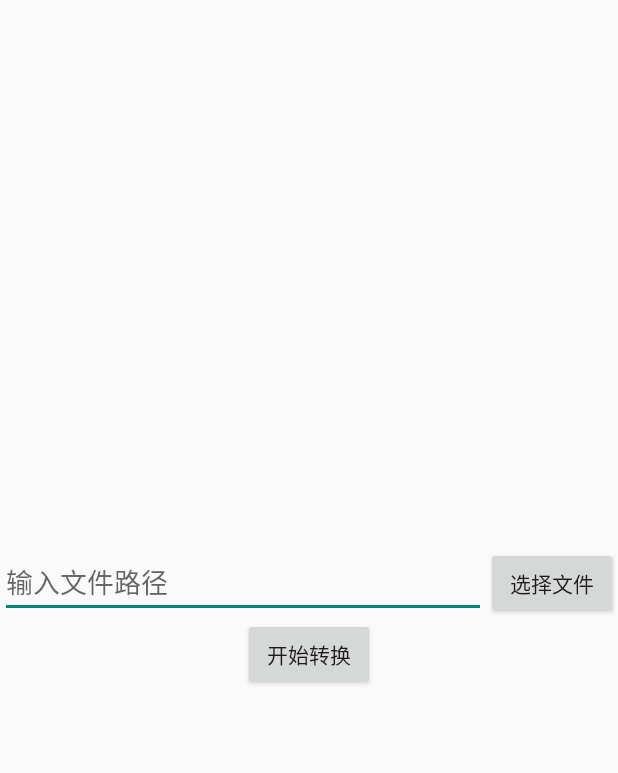
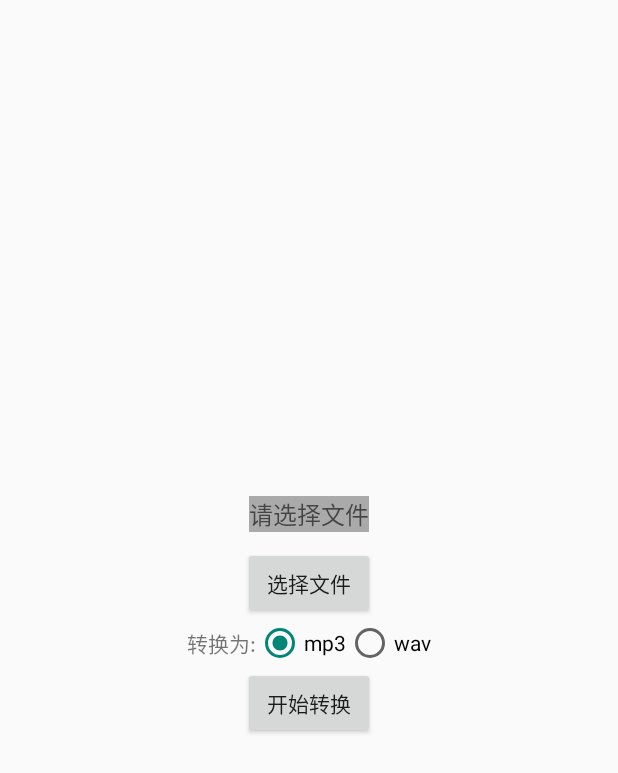
Before and after one commit to xxinPro/SilkDecoder, an Android app: the screen it shows after launch (MainActivity), after a tap on "开始转换", on a phone screen of 412 x 824 dp. Shown: the top 773 px of the screen. Run offline under Robolectric (Android 15) with nearby library versions, the phone set to English and light mode, and no system bars; libraries missing offline, so code that uses them is left out: xyz.xxin.fileselector.

Commit message:
优化代码，添加silk转pcm

```diff
--- a/app/src/main/java/xyz/xxin/silkdecodertest/MainActivity.java
+++ b/app/src/main/java/xyz/xxin/silkdecodertest/MainActivity.java
@@ -1,14 +1,14 @@
 package xyz.xxin.silkdecodertest;
-
-import androidx.appcompat.app.AppCompatActivity;
 
 import android.os.Bundle;
 import android.text.TextUtils;
-import android.util.Log;
 import android.view.View;
 import android.widget.Button;
-import android.widget.EditText;
+import android.widget.RadioGroup;
+import android.widget.TextView;
 import android.widget.Toast;
+
+import androidx.appcompat.app.AppCompatActivity;
 
 import java.io.File;
 import java.util.List;
@@ -22,7 +22,8 @@ import xyz.xxin.silkdecoder.DecodeNative;
 public class MainActivity extends AppCompatActivity {
     private Button start;
     private Button select_file;
-    private EditText edit_text;
+    private TextView file_path;
+    private RadioGroup target_format;
 
     @Override
     protected void onCreate(Bundle savedInstanceState) {
@@ -37,18 +38,27 @@ public class MainActivity extends AppCompatActivity {
         start.setOnClickListener(new View.OnClickListener() {
             @Override
             public void onClick(View view) {
-                String silkFilePath = edit_text.getText().toString();
-                if (TextUtils.isEmpty(silkFilePath))
+                String silkFilePath = file_path.getText().toString();
+                if (TextUtils.isEmpty(silkFilePath)) {
+                    Toast.makeText(MainActivity.this, "请先选择文件", Toast.LENGTH_SHORT).show();
                     return;
+                }
 
                 File silkFile = new File(silkFilePath);
 
-                String pcmFilePath = silkFile.getParentFile().getAbsolutePath() + "/" + getFileName(silkFile) + "_temp.pcm";
+                String pcmFilePath = silkFile.getParentFile().getAbsolutePath() + "/" + getFileName(silkFile) + ".pcm";
                 String mp3FilePath = silkFile.getParentFile().getAbsolutePath() + "/" + getFileName(silkFile) + ".mp3";
                 String wavFilePath = silkFile.getParentFile().getAbsolutePath() + "/" + getFileName(silkFile) + ".wav";
 
-                // boolean result = DecodeNative.silk2mp3(silkFilePath, pcmFilePath, mp3FilePath, 24000, 128);
-                boolean result = DecodeNative.silk2wav(silkFilePath, pcmFilePath, wavFilePath, 24000);
+                boolean result;
+
+                int checkedRadioButtonId = target_format.getCheckedRadioButtonId();
+                if (checkedRadioButtonId == R.id.mp3) {
+                    result = DecodeNative.silk2mp3(silkFilePath, pcmFilePath, mp3FilePath, 24000, 128);
+                } else {
+                    result = DecodeNative.silk2wav(silkFilePath, pcmFilePath, wavFilePath, 24000);
+                }
+
                 if (result) {
                     Toast.makeText(MainActivity.this, "转换成功", Toast.LENGTH_SHORT).show();
                 } else {
@@ -69,9 +79,9 @@ public class MainActivity extends AppCompatActivity {
                             public void onResult(List<FileBean> result) {
                                 FileBean fileBean = result.get(0);
                                 if (fileBean.isFileType()) {
-                                    edit_text.setText(fileBean.getFile().getAbsolutePath());
+                                    file_path.setText(fileBean.getFile().getAbsolutePath());
                                 } else {
-                                    edit_text.setText(SAFUtil.uriToPath(fileBean.getDocumentFile()));
+                                    file_path.setText(SAFUtil.uriToPath(fileBean.getDocumentFile()));
                                 }
                             }
 
@@ -87,7 +97,8 @@ public class MainActivity extends AppCompatActivity {
     private void findView() {
         start = findViewById(R.id.start);
         select_file = findViewById(R.id.select_file);
-        edit_text = findViewById(R.id.edit_text);
+        file_path = findViewById(R.id.file_path);
+        target_format = findViewById(R.id.target_format);
     }
 
     private String getFileName(File file) {
--- a/app/src/main/res/layout/activity_main.xml
+++ b/app/src/main/res/layout/activity_main.xml
@@ -7,24 +7,51 @@
     android:gravity="center"
     tools:context=".MainActivity">
 
+    <TextView
+        android:hint="请选择文件"
+        android:id="@+id/file_path"
+        android:background="@android:color/darker_gray"
+        android:textColor="@color/black"
+        android:textSize="16sp"
+        android:layout_marginLeft="20dp"
+        android:layout_marginRight="20dp"
+        android:layout_width="wrap_content"
+        android:layout_height="wrap_content"/>
+
+    <Button
+        android:text="选择文件"
+        android:id="@+id/select_file"
+        android:layout_marginTop="10dp"
+        android:layout_width="wrap_content"
+        android:layout_height="wrap_content"/>
+
     <LinearLayout
+        android:gravity="center"
         android:orientation="horizontal"
         android:layout_width="match_parent"
         android:layout_height="wrap_content">
 
-        <EditText
-            android:id="@+id/edit_text"
-            android:hint="输入文件路径"
-            android:layout_weight="1"
-            android:layout_width="0dp"
-            android:layout_height="wrap_content" />
-
-        <Button
-            android:text="选择文件"
-            android:id="@+id/select_file"
+        <TextView
+            android:text="转换为:"
             android:layout_width="wrap_content"
             android:layout_height="wrap_content"/>
-
+        <RadioGroup
+            android:id="@+id/target_format"
+            android:orientation="horizontal"
+            android:layout_width="wrap_content"
+            android:layout_height="wrap_content">
+            <RadioButton
+                android:text="mp3"
+                android:id="@+id/mp3"
+                android:checked="true"
+                android:layout_width="wrap_content"
+                android:layout_height="wrap_content"/>
+            <RadioButton
+                android:text="wav"
+                android:id="@+id/wav"
+                android:layout_width="wrap_content"
+                android:layout_height="wrap_content"/>
+        </RadioGroup>
     </LinearLayout>
 
     <Button
```
Also changed, not shown: decoder/src/main/java/xyz/xxin/silkdecoder/DecodeNative.java (+14 -3 lines), 3 other files.
